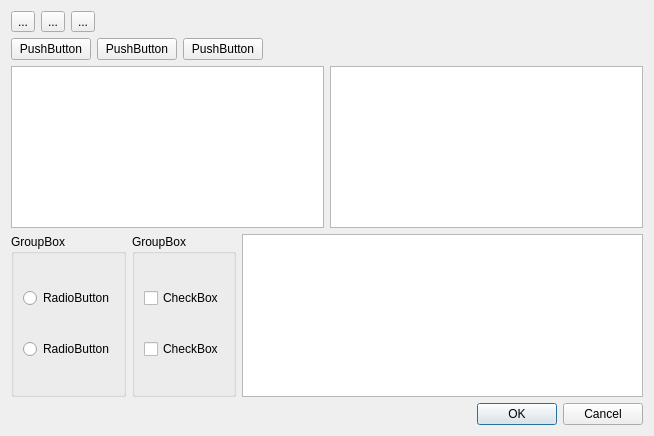
drescherjm/vcpkg-examples, file Examples/Qt/Other/DarkMode0/rc/DM0Dialog.ui: the form before one commit.
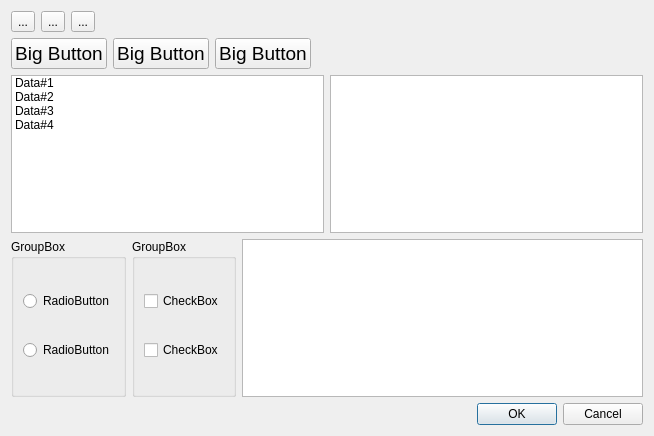
The form after the commit.

```diff
--- a/Examples/Qt/Other/DarkMode0/rc/DM0Dialog.ui
+++ b/Examples/Qt/Other/DarkMode0/rc/DM0Dialog.ui
@@ -56,22 +56,37 @@
     <layout class="QHBoxLayout" name="horizontalLayout_5">
      <item>
       <widget class="QPushButton" name="pushButton">
+       <property name="font">
+        <font>
+         <pointsize>14</pointsize>
+        </font>
+       </property>
        <property name="text">
-        <string>PushButton</string>
+        <string>Big Button</string>
        </property>
       </widget>
      </item>
      <item>
       <widget class="QPushButton" name="pushButton_2">
+       <property name="font">
+        <font>
+         <pointsize>14</pointsize>
+        </font>
+       </property>
        <property name="text">
-        <string>PushButton</string>
+        <string>Big Button</string>
        </property>
       </widget>
      </item>
      <item>
       <widget class="QPushButton" name="pushButton_3">
+       <property name="font">
+        <font>
+         <pointsize>14</pointsize>
+        </font>
+       </property>
        <property name="text">
-        <string>PushButton</string>
+        <string>Big Button</string>
        </property>
       </widget>
      </item>
@@ -92,12 +107,38 @@
    </item>
    <item>
     <layout class="QHBoxLayout" name="horizontalLayout_2">
+     <item>
+      <widget class="QListWidget" name="listWidget">
+       <item>
+        <property name="text">
+         <string>Data#1</string>
+        </property>
+       </item>
+       <item>
+        <property name="text">
+         <string>Data#2</string>
+        </property>
+       </item>
+       <item>
+        <property name="text">
+         <string>Data#3</string>
+        </property>
+       </item>
+       <item>
+        <property name="text">
+         <string>Data#4</string>
+        </property>
+       </item>
+       <item>
+        <property name="text">
+         <string/>
+        </property>
+       </item>
+      </widget>
+     </item>
      <item>
       <widget class="QTableView" name="tableView"/>
      </item>
-     <item>
-      <widget class="QListWidget" name="listWidget"/>
-     </item>
     </layout>
    </item>
    <item>
```
